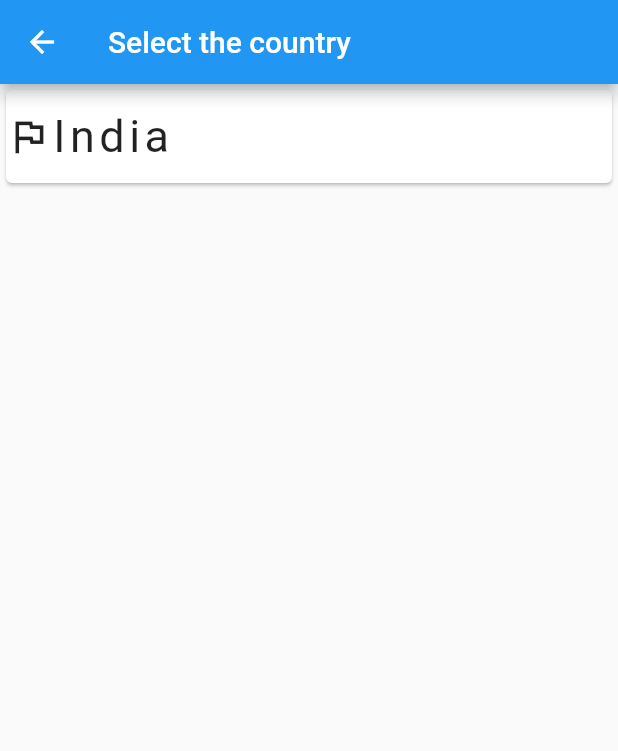
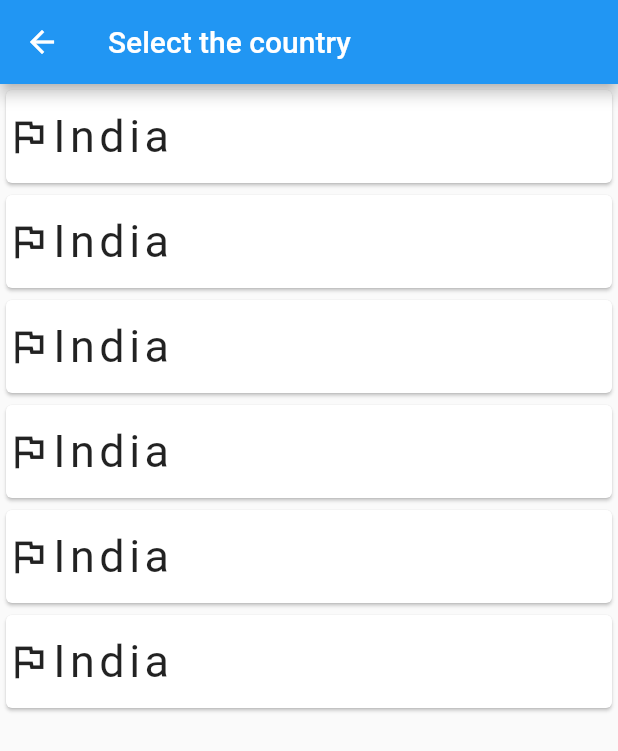
Before and after one commit to AsbarK/asbarsvpn, a Flutter app: the screen it shows after launch, after a tap on the "location city" icon, on a phone screen of 412 x 824 dp. Shown: the top 751 px of the screen. Run offline on Flutter 3.47's test engine with Material 2 defaults, Android fonts, the phone set to English and light mode, and no system bars.

Commit message:
changing vpn

```diff
--- a/lib/country.dart
+++ b/lib/country.dart
@@ -52,6 +52,111 @@ class _countryselState extends State<countrysel>
               ),
             ),
           ),
+          Container(
+            height: 70.0,
+            child: Card(
+              child: Row(
+                mainAxisAlignment: MainAxisAlignment.start,
+                children: const [
+                  Icon(
+                    Icons.flag_outlined,
+                    size: 30.0,
+                  ),
+                  Text(
+                    "India",
+                    style: TextStyle(
+                      fontSize: 30.0,
+                      letterSpacing: 3.0,
+                    ),
+                  ),
+                ],
+              ),
+            ),
+          ),
+          Container(
+            height: 70.0,
+            child: Card(
+              child: Row(
+                mainAxisAlignment: MainAxisAlignment.start,
+                children: const [
+                  Icon(
+                    Icons.flag_outlined,
+                    size: 30.0,
+                  ),
+                  Text(
+                    "India",
+                    style: TextStyle(
+                      fontSize: 30.0,
+                      letterSpacing: 3.0,
+                    ),
+                  ),
+                ],
+              ),
+            ),
+          ),
+          Container(
+            height: 70.0,
+            child: Card(
+              child: Row(
+                mainAxisAlignment: MainAxisAlignment.start,
+                children: const [
+                  Icon(
+                    Icons.flag_outlined,
+                    size: 30.0,
+                  ),
+                  Text(
+                    "India",
+                    style: TextStyle(
+                      fontSize: 30.0,
+                      letterSpacing: 3.0,
+                    ),
+                  ),
+                ],
+              ),
+            ),
+          ),
+          Container(
+            height: 70.0,
+            child: Card(
+              child: Row(
+                mainAxisAlignment: MainAxisAlignment.start,
+                children: const [
+                  Icon(
+                    Icons.flag_outlined,
+                    size: 30.0,
+                  ),
+                  Text(
+                    "India",
+                    style: TextStyle(
+                      fontSize: 30.0,
+                      letterSpacing: 3.0,
+                    ),
+                  ),
+                ],
+              ),
+            ),
+          ),
+          Container(
+            height: 70.0,
+            child: Card(
+              child: Row(
+                mainAxisAlignment: MainAxisAlignment.start,
+                children: const [
+                  Icon(
+                    Icons.flag_outlined,
+                    size: 30.0,
+                  ),
+                  Text(
+                    "India",
+                    style: TextStyle(
+                      fontSize: 30.0,
+                      letterSpacing: 3.0,
+                    ),
+                  ),
+                ],
+              ),
+            ),
+          ),
         ],
         // child: Column(
         //   children: [
--- a/lib/main.dart
+++ b/lib/main.dart
@@ -15,18 +15,6 @@ class MyApp extends StatelessWidget {
   Widget build(BuildContext context) {
     return MaterialApp(
       title: 'My Vpn',
-      theme: ThemeData(
-        // This is the theme of your application.
-        //
-        // Try running your application with "flutter run". You'll see the
-        // application has a blue toolbar. Then, without quitting the app, try
-        // changing the primarySwatch below to Colors.green and then invoke
-        // "hot reload" (press "r" in the console where you ran "flutter run",
-        // or simply save your changes to "hot reload" in a Flutter IDE).
-        // Notice that the counter didn't reset back to zero; the application
-        // is not restarted.
-        primarySwatch: Colors.blue,
-      ),
       home: const MyHomePage(title: 'Flutter Demo Home Page'),
     );
   }
@@ -53,6 +41,7 @@ class MyHomePage extends StatefulWidget {
 class _MyHomePageState extends State<MyHomePage> {
   String _text_afterconnection = "Press The Connect Button To Connect To VPN";
   String _textcountry = "Connect";
+  String _selectedCountry = "India";
   ButtonStyle style = ElevatedButton.styleFrom(
     textStyle: const TextStyle(fontSize: 20),
     backgroundColor: Colors.blueGrey,
@@ -83,7 +72,6 @@ class _MyHomePageState extends State<MyHomePage> {
       connectbtn = connectbtn + 1;
     });
   }
-
   // _countryButton() {
   //   // setState(() {
   //   return style = ElevatedButton.styleFrom(
@@ -108,6 +96,7 @@ class _MyHomePageState extends State<MyHomePage> {
         // Here we take the value from the MyHomePage object that was created by
         // the App.build method, and use it to set our appbar title.
         title: const Text("Welcome To My VPN"),
+        backgroundColor: const Color.fromRGBO(48, 30, 103, 2),
         actions: [
           IconButton(
             icon: const Icon(Icons.location_city_outlined),
@@ -145,24 +134,74 @@ class _MyHomePageState extends State<MyHomePage> {
             // const Text(
             //   'You have pushed the button this many times:',
             // ),
-            Text(
-              _text_afterconnection,
-              style: const TextStyle(
-                fontSize: 18,
+            // Text(
+            //   _text_afterconnection,
+            //   style: const TextStyle(
+            //     fontSize: 18,
+            //   ),
+            // ),
+            // Container(
+            //   child: const Text("here comes the photo"),
+            // ),
+            // Container(
+            //   transformAlignment: Alignment.bottomCenter,
+            //   child: ElevatedButton(
+            //     onPressed: _incrementCounter,
+            //     // onFocusChange: (value) => (_countryButton()),
+            //     style: style,
+            //     child: Text(_textcountry),
+            //   ),
+            // ),
+            Expanded(
+              flex: 1,
+              child: Row(
+                mainAxisAlignment: MainAxisAlignment.spaceEvenly,
+                crossAxisAlignment: CrossAxisAlignment.center,
+                children: [
+                  Column(
+                    children: [
+                      const Text(
+                        "Status",
+                        style: TextStyle(
+                          color: Color.fromRGBO(91, 143, 185, 1),
+                          fontSize: 24.0,
+                        ),
+                      ),
+                      Text(
+                        _textcountry,
+                        style: const TextStyle(
+                          color: Color.fromRGBO(3, 0, 28, 1),
+                          fontSize: 23.0,
+                        ),
+                      )
+                    ],
+                  ),
+                  Column(
+                    children: [
+                      const Text(
+                        "Connected To",
+                        style: TextStyle(
+                          color: Color.fromRGBO(91, 143, 185, 1),
+                          fontSize: 24.0,
+                        ),
+                      ),
+                      Text(
+                        _selectedCountry,
+                        style: const TextStyle(
+                          color: Color.fromRGBO(3, 0, 28, 1),
+                          fontSize: 23.0,
+                        ),
+                      )
+                    ],
+                  )
+                ],
               ),
             ),
-            Container(
-              child: const Text("here comes the photo"),
-            ),
-            Container(
-              transformAlignment: Alignment.bottomCenter,
-              child: ElevatedButton(
-                onPressed: _incrementCounter,
-                // onFocusChange: (value) => (_countryButton()),
-                style: style,
-                child: Text(_textcountry),
-              ),
-            ),
+            Expanded(flex: 4, child: Placeholder()),
+            Expanded(
+              flex: 7,
+              child: countrysel(),
+            )
           ],
         ),
       ),
```
